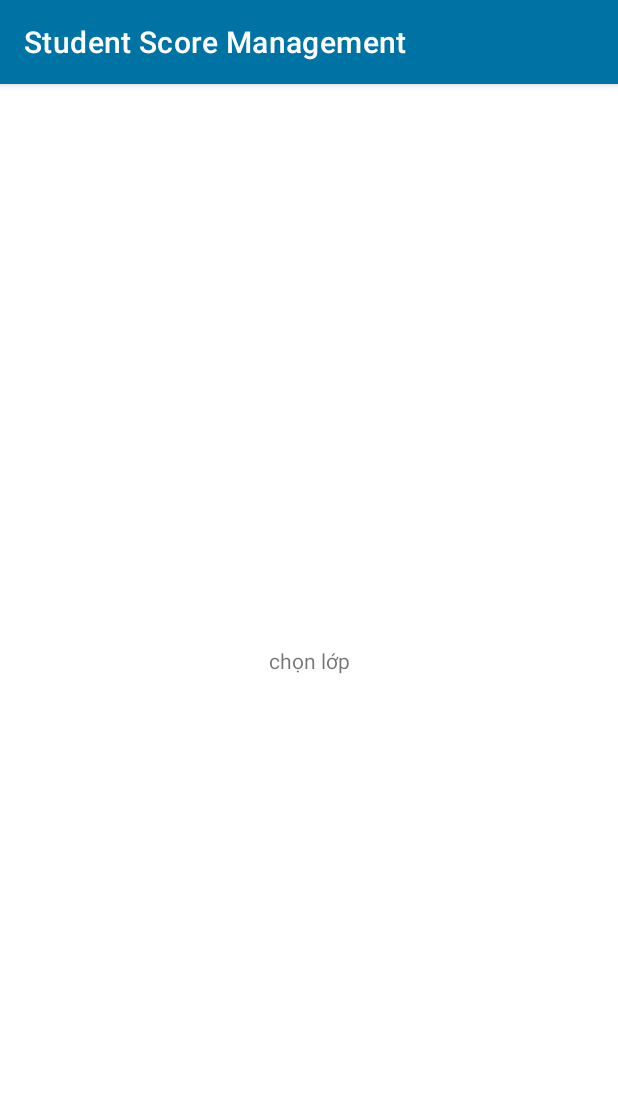
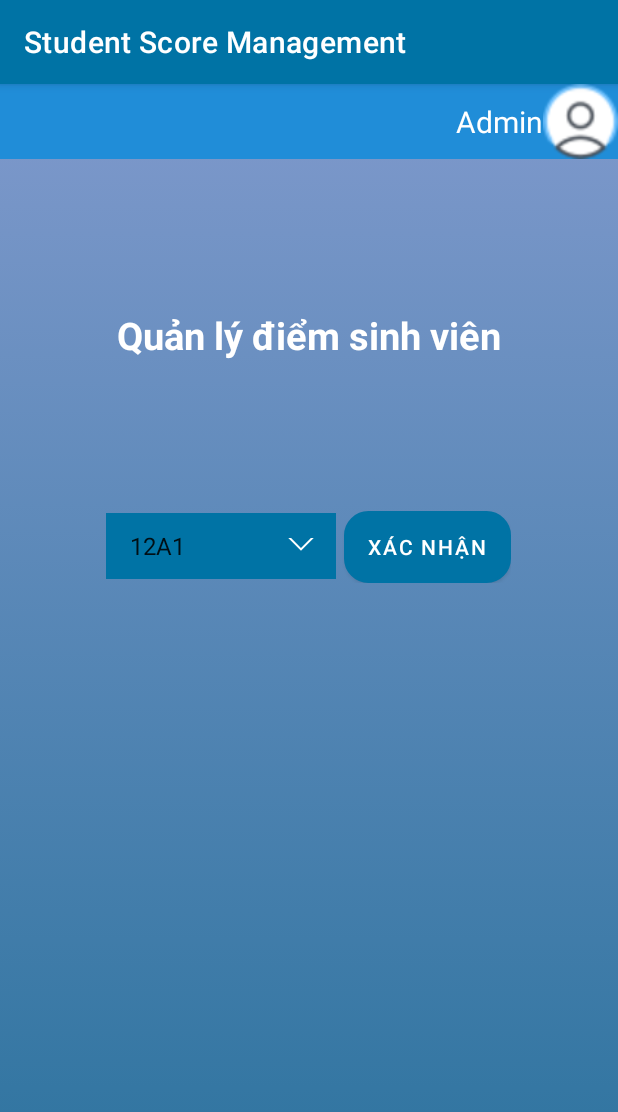
Before and after one commit to truong-lv/Student-Score-Management_App, an Android app: the screen it shows after launch (MainActivity before the commit, ChooseClassActivity after it), after a tap on "ĐĂNG NHẬP", on a phone screen of 412 x 824 dp. Shown: the top 1112 px of the screen. Run offline under Robolectric (Android 15) with nearby library versions, the phone set to English and light mode, and no system bars.

Commit message:
choose class in spinner

```diff
--- a/app/src/main/java/com/example/studentscoremanagement/ChooseClassActivity.java
+++ b/app/src/main/java/com/example/studentscoremanagement/ChooseClassActivity.java
@@ -2,13 +2,58 @@ package com.example.studentscoremanagement;
 
 import androidx.appcompat.app.AppCompatActivity;
 
+import android.database.Cursor;
 import android.os.Bundle;
+import android.view.View;
+import android.widget.ArrayAdapter;
+import android.widget.Button;
+import android.widget.Spinner;
+import android.widget.Toast;
+
+import com.example.studentscoremanagement.Model.Lop;
+
+import java.util.ArrayList;
 
 public class ChooseClassActivity extends AppCompatActivity {
+    ArrayList<String> dataString = new ArrayList<>();
+
+    Button btnConfirm;
+    Spinner spnClass;
+    DBHelper database;
 
     @Override
     protected void onCreate(Bundle savedInstanceState) {
         super.onCreate(savedInstanceState);
         setContentView(R.layout.activity_choose_class);
+
+        addControl();
+        setEvent();
+    }
+
+    private void setEvent() {
+        Initialize();
+
+        ArrayAdapter adapter = new ArrayAdapter(this, android.R.layout.simple_list_item_1, dataString);
+        spnClass.setAdapter(adapter);
+
+        btnConfirm.setOnClickListener(new View.OnClickListener() {
+            @Override
+            public void onClick(View view) {
+                Toast.makeText(ChooseClassActivity.this, "Lớp: "+ spnClass.getSelectedItem().toString(), Toast.LENGTH_SHORT).show();
+            }
+        });
+    }
+
+    private void Initialize() {
+        database=new DBHelper(this);
+        ArrayList<String> classes = Lop.getAllClassId(database);
+        for (int i = 0; i < classes.size(); i++) {
+            dataString.add(classes.get(i));
+        }
+    }
+
+    private void addControl() {
+        btnConfirm = findViewById(R.id.btnConfirm);
+        spnClass = findViewById(R.id.spnClass);
     }
 }
--- a/app/src/main/java/com/example/studentscoremanagement/DBHelper.java
+++ b/app/src/main/java/com/example/studentscoremanagement/DBHelper.java
@@ -15,36 +15,36 @@ public class DBHelper extends SQLiteOpenHelper {
     private static int DB_VERSION=1;
 
     //bang Tai Khoan
-    private static final String TB_TAIKHOAN="tbTaiKhoan";
-    private static final String COL_TAIKHOAN_TEN="taiKhoan_ten";
-    private static final String COL_TAIKHOAN_MATKHAU="taiKhoan_matKhau";
-    private static final String COL_TAIKHOAN_SDT="taiKhoan_sdt";
+    public static final String TB_TAIKHOAN="tbTaiKhoan";
+    public static final String COL_TAIKHOAN_TEN="taiKhoan_ten";
+    public static final String COL_TAIKHOAN_MATKHAU="taiKhoan_matKhau";
+    public static final String COL_TAIKHOAN_SDT="taiKhoan_sdt";
 
     //bang Lop
-    private static final String TB_LOP="tbLop";
-    private static final String COL_LOP_MALOP="lop_maLop";
-    private static final String COL_LOP_CHUNHIEM="lop_chuNhiem";
+    public static final String TB_LOP="tbLop";
+    public static final String COL_LOP_MALOP="lop_maLop";
+    public static final String COL_LOP_CHUNHIEM="lop_chuNhiem";
 
     //bang Hoc Sinh
-    private static final String TB_HOCSINH="tbHocSinh";
-    private static final String COL_HOCSINH_MAHOCSINH="hocSinh_maHocSinh";
-    private static final String COL_HOCSINH_HO="hocSinh_ho";
-    private static final String COL_HOCSINH_TEN="hocSinh_ten";
-    private static final String COL_HOCSINH_PHAI="hocSinh_phai";
-    private static final String COL_HOCSINH_NGAYSINH="hocSinh_ngaySinh";
-    private static final String COL_HOCSINH_MALOP="hocSinh_maLop";
+    public static final String TB_HOCSINH="tbHocSinh";
+    public static final String COL_HOCSINH_MAHOCSINH="hocSinh_maHocSinh";
+    public static final String COL_HOCSINH_HO="hocSinh_ho";
+    public static final String COL_HOCSINH_TEN="hocSinh_ten";
+    public static final String COL_HOCSINH_PHAI="hocSinh_phai";
+    public static final String COL_HOCSINH_NGAYSINH="hocSinh_ngaySinh";
+    public static final String COL_HOCSINH_MALOP="hocSinh_maLop";
 
     //bang Mon Hoc
-    private static final String TB_MONHOC="tbMonHoc";
-    private static final String COL_MONHOC_MAMONHOC="monHoc_maMonHoc";
-    private static final String COL_MONHOC_TENMONHOC="monHoc_tenMonHoc";
-    private static final String COL_MONHOC_HESO="monHoc_heSo";
+    public static final String TB_MONHOC="tbMonHoc";
+    public static final String COL_MONHOC_MAMONHOC="monHoc_maMonHoc";
+    public static final String COL_MONHOC_TENMONHOC="monHoc_tenMonHoc";
+    public static final String COL_MONHOC_HESO="monHoc_heSo";
 
     //bang Diem
-    private static final String TB_DIEM="tbDiem";
-    private static final String COL_DIEM_MAHOCSINH="diem_maHocSinh";
-    private static final String COL_DIEM_MAMONHOC="diem_maMonHoc";
-    private static final String COL_DIEM_DIEM="diem_diem";
+    public static final String TB_DIEM="tbDiem";
+    public static final String COL_DIEM_MAHOCSINH="diem_maHocSinh";
+    public static final String COL_DIEM_MAMONHOC="diem_maMonHoc";
+    public static final String COL_DIEM_DIEM="diem_diem";
 
     public DBHelper(Context context) {
         super(context, DB_NAME, null, DB_VERSION);
--- a/app/src/main/java/com/example/studentscoremanagement/LoginActivity.java
+++ b/app/src/main/java/com/example/studentscoremanagement/LoginActivity.java
@@ -32,7 +32,7 @@ public class LoginActivity extends AppCompatActivity {
             @Override
             public void onClick(View view) {
 
-                Intent intent = new Intent(LoginActivity.this, MainActivity.class);
+                Intent intent = new Intent(LoginActivity.this, ChooseClassActivity.class);
                 startActivity(intent);
             }
         });
--- /dev/null
+++ b/app/src/main/java/com/example/studentscoremanagement/Model/Lop.java
@@ -0,0 +1,49 @@
+package com.example.studentscoremanagement.Model;
+
+import android.database.Cursor;
+
+import com.example.studentscoremanagement.DBHelper;
+
+import java.util.ArrayList;
+
+public class Lop {
+    private String maLop;
+    private String chuNhiem;
+
+    public Lop() {
+    }
+
+    public Lop(String maLop, String chuNhiem) {
+        this.maLop = maLop;
+        this.chuNhiem = chuNhiem;
+    }
+
+    public String getMaLop() {
+        return maLop;
+    }
+
+    public void setMaLop(String maLop) {
+        this.maLop = maLop;
+    }
+
+    public String getChuNhiem() {
+        return chuNhiem;
+    }
+
+    public void setChuNhiem(String chuNhiem) {
+        this.chuNhiem = chuNhiem;
+    }
+
+    public static ArrayList<String> getAllClassId (DBHelper database)
+    {
+        ArrayList<String> data = new ArrayList<>();
+        Cursor cursor = database.GetData("SELECT " + DBHelper.COL_LOP_MALOP + " FROM " + DBHelper.TB_LOP);
+        cursor.moveToFirst();
+
+        do {
+            data.add(cursor.getString(0));
+        }while (cursor.moveToNext());
+
+        return data;
+    }
+}
--- a/app/src/main/res/layout/activity_choose_class.xml
+++ b/app/src/main/res/layout/activity_choose_class.xml
@@ -51,11 +51,13 @@
         android:layout_gravity="center"
         android:orientation="horizontal">
         <Spinner
+            android:id="@+id/spnClass"
             android:layout_width="153dp"
             android:layout_height="44dp"
             android:layout_marginRight="5dp"
             android:background="@drawable/custom_spinner"/>
         <Button
+            android:id="@+id/btnConfirm"
             android:layout_width="wrap_content"
             android:layout_height="wrap_content"
             android:background="@drawable/custom_button"
--- a/app/src/main/res/mipmap-anydpi-v26/ic_launcher.xml
+++ b/app/src/main/res/mipmap-anydpi-v26/ic_launcher.xml
@@ -1,5 +1,4 @@
 <?xml version="1.0" encoding="utf-8"?>
 <adaptive-icon xmlns:android="http://schemas.android.com/apk/res/android">
-    <background android:drawable="@drawable/ic_launcher_background"/>
     <foreground android:drawable="@drawable/ic_launcher_foreground"/>
 </adaptive-icon>
--- a/app/src/main/res/mipmap-anydpi-v26/ic_launcher_round.xml
+++ b/app/src/main/res/mipmap-anydpi-v26/ic_launcher_round.xml
@@ -1,5 +1,4 @@
 <?xml version="1.0" encoding="utf-8"?>
 <adaptive-icon xmlns:android="http://schemas.android.com/apk/res/android">
-    <background android:drawable="@drawable/ic_launcher_background"/>
     <foreground android:drawable="@drawable/ic_launcher_foreground"/>
 </adaptive-icon>
```
